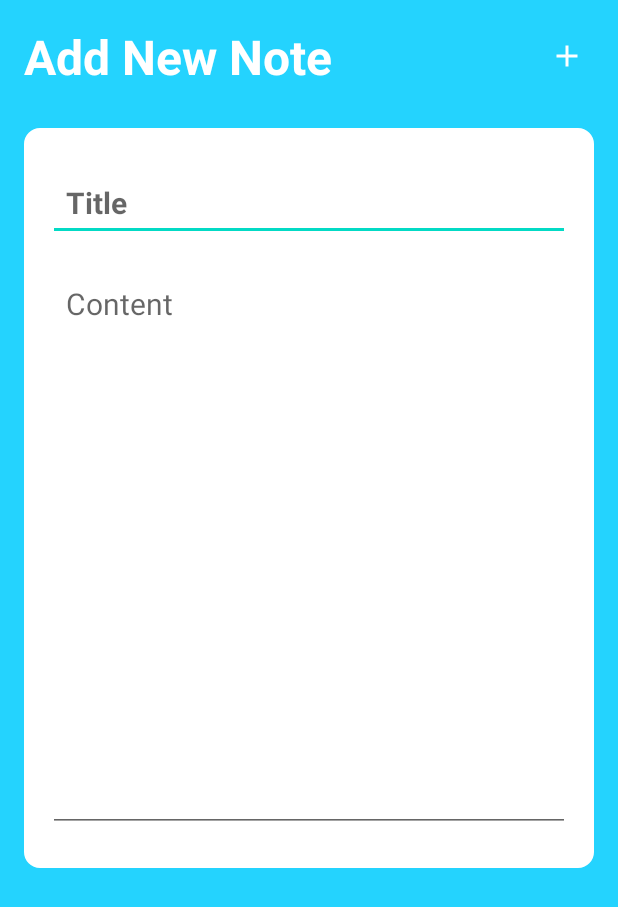
After one commit to Tatevik777/MyNotes, an Android app: the NoteActivity screen opened directly, with no data from a screen before it, on a phone screen of 412 x 824 dp. The commit adds this screen. Shown: the top 907 px of the screen. Run offline under Robolectric (Android 15) with nearby library versions, the phone set to English and light mode, and no system bars.

Commit message:
added note activity

```diff
--- a/app/src/main/AndroidManifest.xml
+++ b/app/src/main/AndroidManifest.xml
@@ -11,6 +11,9 @@
         android:supportsRtl="true"
         android:theme="@style/Theme.MyNotes"
         tools:targetApi="31">
+        <activity
+            android:name=".NoteActivity"
+            android:exported="false" />
         <activity
             android:name=".LoginActivity"
             android:exported="false" />
--- a/app/src/main/java/com/example/mynotes/MainActivity.java
+++ b/app/src/main/java/com/example/mynotes/MainActivity.java
@@ -2,13 +2,23 @@ package com.example.mynotes;
 
 import androidx.appcompat.app.AppCompatActivity;
 
+import android.content.Intent;
 import android.os.Bundle;
 
+import com.google.android.material.floatingactionbutton.FloatingActionButton;
+
 public class MainActivity extends AppCompatActivity {
+
+    FloatingActionButton addNoteBtn;
 
     @Override
     protected void onCreate(Bundle savedInstanceState) {
         super.onCreate(savedInstanceState);
         setContentView(R.layout.activity_main);
+
+        addNoteBtn = findViewById(R.id.add_note_btn);
+        addNoteBtn.setOnClickListener((v) -> startActivity(new Intent(
+                MainActivity.this,NoteActivity.class)));
+
     }
 }
--- /dev/null
+++ b/app/src/main/java/com/example/mynotes/NoteActivity.java
@@ -0,0 +1,14 @@
+package com.example.mynotes;
+
+import androidx.appcompat.app.AppCompatActivity;
+
+import android.os.Bundle;
+
+public class NoteActivity extends AppCompatActivity {
+
+    @Override
+    protected void onCreate(Bundle savedInstanceState) {
+        super.onCreate(savedInstanceState);
+        setContentView(R.layout.activity_note);
+    }
+}
--- /dev/null
+++ b/app/src/main/res/drawable/baseline_add_24.xml
@@ -0,0 +1,5 @@
+<vector android:height="24dp" android:tint="#000000"
+    android:viewportHeight="24" android:viewportWidth="24"
+    android:width="24dp" xmlns:android="http://schemas.android.com/apk/res/android">
+    <path android:fillColor="@android:color/white" android:pathData="M19,13h-6v6h-2v-6H5v-2h6V5h2v6h6v2z"/>
+</vector>
--- /dev/null
+++ b/app/src/main/res/drawable/baseline_cloud_done_24.xml
@@ -0,0 +1,5 @@
+<vector android:height="24dp" android:tint="#000000"
+    android:viewportHeight="24" android:viewportWidth="24"
+    android:width="24dp" xmlns:android="http://schemas.android.com/apk/res/android">
+    <path android:fillColor="@android:color/white" android:pathData="M19.35,10.04C18.67,6.59 15.64,4 12,4 9.11,4 6.6,5.64 5.35,8.04 2.34,8.36 0,10.91 0,14c0,3.31 2.69,6 6,6h13c2.76,0 5,-2.24 5,-5 0,-2.64 -2.05,-4.78 -4.65,-4.96zM10,17l-3.5,-3.5 1.41,-1.41L10,14.17 15.18,9l1.41,1.41L10,17z"/>
+</vector>
--- a/app/src/main/res/layout/activity_main.xml
+++ b/app/src/main/res/layout/activity_main.xml
@@ -1,18 +1,25 @@
 <?xml version="1.0" encoding="utf-8"?>
-<androidx.constraintlayout.widget.ConstraintLayout xmlns:android="http://schemas.android.com/apk/res/android"
+<RelativeLayout xmlns:android="http://schemas.android.com/apk/res/android"
     xmlns:app="http://schemas.android.com/apk/res-auto"
     xmlns:tools="http://schemas.android.com/tools"
     android:layout_width="match_parent"
     android:layout_height="match_parent"
+    android:background="@color/my_blue"
+    android:padding="16dp"
     tools:context=".MainActivity">
 
-    <TextView
+    <com.google.android.material.floatingactionbutton.FloatingActionButton
         android:layout_width="wrap_content"
         android:layout_height="wrap_content"
-        android:text="Hello World!"
-        app:layout_constraintBottom_toBottomOf="parent"
-        app:layout_constraintEnd_toEndOf="parent"
-        app:layout_constraintStart_toStartOf="parent"
-        app:layout_constraintTop_toTopOf="parent" />
+        android:id="@+id/add_note_btn"
+        android:backgroundTint="@color/white"
+        android:layout_alignParentBottom="true"
+        android:layout_alignParentEnd="true"
+        android:src="@drawable/baseline_add_24">
 
-</androidx.constraintlayout.widget.ConstraintLayout>
+    </com.google.android.material.floatingactionbutton.FloatingActionButton>
+
+
+
+
+</RelativeLayout>
--- /dev/null
+++ b/app/src/main/res/layout/activity_note.xml
@@ -0,0 +1,84 @@
+<?xml version="1.0" encoding="utf-8"?>
+<RelativeLayout xmlns:android="http://schemas.android.com/apk/res/android"
+    xmlns:app="http://schemas.android.com/apk/res-auto"
+    xmlns:tools="http://schemas.android.com/tools"
+    android:layout_width="match_parent"
+    android:layout_height="match_parent"
+    android:background="@color/my_blue"
+    android:padding="16dp"
+    tools:context=".NoteActivity">
+
+    <RelativeLayout
+        android:layout_width="match_parent"
+        android:layout_height="wrap_content"
+        android:id="@+id/title_bar_layout">
+
+        <TextView
+            android:id="@+id/page_title"
+            android:layout_width="wrap_content"
+            android:layout_height="wrap_content"
+            android:text="Add New Note"
+            android:textColor="@color/white"
+            android:textSize="32sp"
+            android:textStyle="bold" />
+
+        <ImageButton
+            android:layout_width="36dp"
+            android:layout_height="36dp"
+            android:id="@+id/save_note_btn"
+            android:src="@drawable/baseline_add_24"
+            android:layout_alignParentEnd="true"
+            android:layout_centerVertical="true"
+            app:tint="@color/white"
+            android:background="?attr/selectableItemBackgroundBorderless"
+
+            />
+
+    </RelativeLayout>
+
+    <LinearLayout
+        android:layout_width="match_parent"
+        android:layout_height="wrap_content"
+        android:layout_below="@id/title_bar_layout"
+        android:orientation="vertical"
+        android:padding="16dp"
+        android:layout_marginVertical="26dp"
+        android:backgroundTint="@color/white"
+        android:background="@drawable/rounded_corner">
+
+        <EditText
+            android:layout_width="match_parent"
+            android:layout_height="wrap_content"
+            android:id="@+id/notes_title_text"
+            android:hint="Title"
+            android:textSize="20sp"
+            android:textStyle="bold"
+            android:layout_marginVertical="8dp"
+            android:padding="12dp"
+            android:textColor="@color/black"/>
+        <EditText
+            android:layout_width="match_parent"
+            android:layout_height="wrap_content"
+            android:id="@+id/notes_content_text"
+            android:hint="Content"
+            android:minLines="15"
+            android:gravity="top"
+            android:textSize="20sp"
+            android:layout_marginVertical="8dp"
+            android:padding="12dp"
+            android:textColor="@color/black"/>
+
+    </LinearLayout>
+
+    <TextView
+        android:layout_width="match_parent"
+        android:layout_height="wrap_content"
+        android:id="@+id/delete_note_text_view_btn"
+        android:text="Delete note"
+        android:layout_alignParentBottom="true"
+        android:gravity="center"
+        android:textSize="18sp"
+        android:visibility="gone"
+        android:textColor="#FF0000"/>
+
+</RelativeLayout>
```
